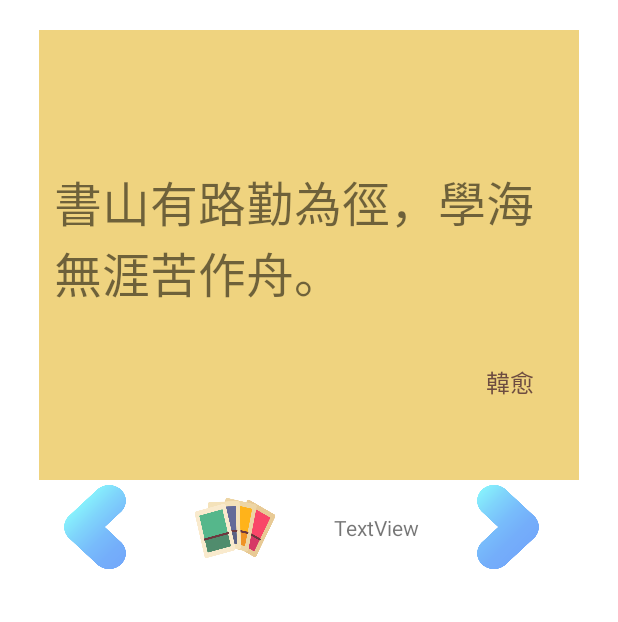
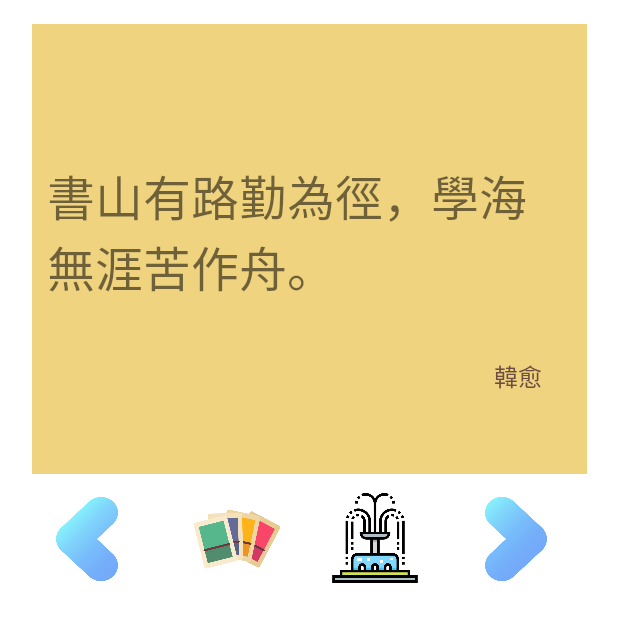
Before and after one commit to iamsad5566/self-care-task-manager, an Android app: the screen it shows after launch (MainActivity), on a phone screen of 412 x 824 dp. Shown: the top 622 px of the screen. Run offline under Robolectric (Android 15) with nearby library versions, the phone set to English and light mode, and no system bars.

Commit message:
update: update home page and HomePage class

```diff
--- a/app/src/main/java/welfare/self_care_task_manager/HomePage.kt
+++ b/app/src/main/java/welfare/self_care_task_manager/HomePage.kt
@@ -1,5 +1,6 @@
 package welfare.self_care_task_manager
 
+import android.app.Activity
 import android.os.Bundle
 import androidx.fragment.app.Fragment
 import android.view.LayoutInflater
@@ -8,11 +9,7 @@ import android.view.ViewGroup
 import android.widget.ImageButton
 import android.widget.TextView
 import android.widget.Toast
-
-// TODO: Rename parameter arguments, choose names that match
-// the fragment initialization parameters, e.g. ARG_ITEM_NUMBER
-private const val ARG_PARAM1 = "param1"
-private const val ARG_PARAM2 = "param2"
+import androidx.navigation.Navigation
 
 /**
  * A simple [Fragment] subclass.
@@ -20,16 +17,12 @@ private const val ARG_PARAM2 = "param2"
  * create an instance of this fragment.
  */
 class HomePage : Fragment() {
-    // TODO: Rename and change types of parameters
-    private var param1: String? = null
-    private var param2: String? = null
+    private lateinit var activity: Activity
+
 
     override fun onCreate(savedInstanceState: Bundle?) {
         super.onCreate(savedInstanceState)
-        arguments?.let {
-            param1 = it.getString(ARG_PARAM1)
-            param2 = it.getString(ARG_PARAM2)
-        }
+        activity = requireActivity()
     }
 
     override fun onCreateView(
@@ -42,43 +35,19 @@ class HomePage : Fragment() {
 
     override fun onViewCreated(view: View, savedInstanceState: Bundle?) {
         super.onViewCreated(view, savedInstanceState)
-        val txt = view.findViewById<TextView>(R.id.testText)
-        var acc: Int = 0
 
         val btnLast = view.findViewById<ImageButton>(R.id.toLastCard)
         val btnNext = view.findViewById<ImageButton>(R.id.toNextCard)
         btnLast.setOnClickListener{
-            acc--
-            txt.text = acc.toString()
+            Toast.makeText(view.context, "param1", Toast.LENGTH_SHORT).show()
         }
         btnNext.setOnClickListener{
-            acc++
-            txt.text = acc.toString()
+            Toast.makeText(view.context, "param2", Toast.LENGTH_SHORT).show()
         }
 
-        var toCassatte = view.findViewById<ImageButton>(R.id.toCassatte)
+        val toCassatte = view.findViewById<ImageButton>(R.id.toCassatte)
         toCassatte.setOnClickListener {
             Toast.makeText(view.context, "YO", Toast.LENGTH_SHORT).show()
         }
     }
-
-    companion object {
-        /**
-         * Use this factory method to create a new instance of
-         * this fragment using the provided parameters.
-         *
-         * @param param1 Parameter 1.
-         * @param param2 Parameter 2.
-         * @return A new instance of fragment home_page.
-         */
-        // TODO: Rename and change types and number of parameters
-        @JvmStatic
-        fun newInstance(param1: String, param2: String) =
-            HomePage().apply {
-                arguments = Bundle().apply {
-                    putString(ARG_PARAM1, param1)
-                    putString(ARG_PARAM2, param2)
-                }
-            }
-    }
 }
--- a/app/src/main/res/layout/fragment_home_page.xml
+++ b/app/src/main/res/layout/fragment_home_page.xml
@@ -5,13 +5,13 @@
                                                    android:layout_height="match_parent"
                                                    tools:context=".HomePage">
     <androidx.constraintlayout.widget.ConstraintLayout
-            android:layout_width="360dp"
+            android:layout_width="370dp"
             android:layout_height="300dp"
             android:background="#EFD37F"
             app:layout_constraintEnd_toEndOf="parent"
             app:layout_constraintStart_toStartOf="parent" app:layout_constraintTop_toTopOf="parent"
             app:layout_constraintBottom_toBottomOf="parent" app:layout_constraintVertical_bias="0.0"
-            android:id="@+id/cardView" android:layout_marginTop="20dp">
+            android:id="@+id/cardView" android:layout_marginTop="16dp">
 
         <TextView
                 android:layout_width="0dp"
@@ -43,37 +43,37 @@
             app:layout_constraintEnd_toEndOf="@+id/cardView"
             android:layout_marginTop="1dp"
             app:layout_constraintTop_toBottomOf="@+id/cardView" app:layout_constraintBottom_toBottomOf="parent"
-            app:layout_constraintHorizontal_bias="0.947"
-            app:layout_constraintVertical_bias="0.0" app:layout_constraintStart_toStartOf="@+id/cardView"
-            android:layout_marginStart="1dp" android:layout_marginEnd="1dp" tools:ignore="SpeakableTextPresentCheck"/>
+            app:layout_constraintHorizontal_bias="0.949"
+            app:layout_constraintVertical_bias="0.027" app:layout_constraintStart_toStartOf="@+id/cardView"
+            android:layout_marginStart="1dp" android:layout_marginEnd="1dp"
+            tools:ignore="ContentDescription,HardcodedText,ImageContrastCheck,SpeakableTextPresentCheck"/>
     <ImageButton
             android:background="@drawable/arrow_left"
             android:layout_width="60dp"
             android:layout_height="60dp" android:id="@+id/toLastCard"
             style="@style/Widget.AppCompat.ImageButton"
-            tools:ignore="ContentDescription,MissingConstraints,SpeakableTextPresentCheck"
+            tools:ignore="ContentDescription,MissingConstraints,SpeakableTextPresentCheck,ImageContrastCheck"
             android:layout_marginTop="1dp"
             app:layout_constraintTop_toBottomOf="@+id/cardView" app:layout_constraintStart_toStartOf="parent"
             android:layout_marginStart="1dp" app:layout_constraintEnd_toStartOf="@+id/toNextCard"
             android:layout_marginEnd="1dp" app:layout_constraintBottom_toBottomOf="parent"
-            android:layout_marginBottom="1dp" app:layout_constraintHorizontal_bias="0.13"
-            app:layout_constraintVertical_bias="0.0"/>
-    <TextView
-            android:text="TextView"
-            android:layout_width="wrap_content"
-            android:layout_height="wrap_content" android:id="@+id/testText"
-            app:layout_constraintStart_toEndOf="@+id/toLastCard" android:layout_marginStart="1dp"
-            app:layout_constraintEnd_toStartOf="@+id/toNextCard" android:layout_marginEnd="1dp"
-            tools:ignore="HardcodedText,MissingConstraints" app:layout_constraintTop_toBottomOf="@+id/cardView"
-            app:layout_constraintBottom_toBottomOf="parent" android:layout_marginBottom="1dp"
-            app:layout_constraintHorizontal_bias="0.82" app:layout_constraintVertical_bias="0.045"/>
+            android:layout_marginBottom="1dp" app:layout_constraintHorizontal_bias="0.106"
+            app:layout_constraintVertical_bias="0.027"/>
     <ImageButton
             android:background="@drawable/card"
-            android:layout_width="56dp"
-            android:layout_height="61dp" android:id="@+id/toCassatte"
+            android:layout_width="60dp"
+            android:layout_height="60dp" android:id="@+id/toCassatte"
             app:layout_constraintBottom_toBottomOf="parent"
             android:layout_marginBottom="1dp" android:layout_marginTop="1dp"
             app:layout_constraintTop_toBottomOf="@+id/cardView" app:layout_constraintStart_toStartOf="parent"
-            app:layout_constraintEnd_toEndOf="parent" app:layout_constraintHorizontal_bias="0.362"
-            app:layout_constraintVertical_bias="0.0" tools:ignore="SpeakableTextPresentCheck"/>
+            app:layout_constraintEnd_toEndOf="parent" app:layout_constraintHorizontal_bias="0.363"
+            app:layout_constraintVertical_bias="0.027" tools:ignore="ContentDescription,HardcodedText,ImageContrastCheck,SpeakableTextPresentCheck"/>
+    <ImageButton
+            android:background="@drawable/fountain"
+            android:layout_width="60dp"
+            android:layout_height="60dp" android:id="@+id/imageButton"
+            app:layout_constraintStart_toEndOf="@+id/toCassatte" app:layout_constraintEnd_toStartOf="@+id/toNextCard"
+            app:layout_constraintTop_toBottomOf="@+id/cardView" app:layout_constraintBottom_toBottomOf="parent"
+            app:layout_constraintHorizontal_bias="0.482" app:layout_constraintVertical_bias="0.029"
+            tools:ignore="ContentDescription,HardcodedText,SpeakableTextPresentCheck"/>
 </androidx.constraintlayout.widget.ConstraintLayout>
```
Also changed, not shown: app/src/main/java/welfare/self_care_task_manager/cassatte.kt (deleted, +0 -59 lines), app/src/main/res/drawable/fountain.png (added).
